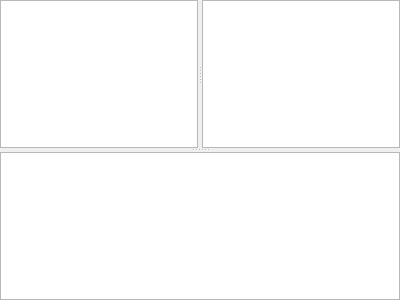
hatomania/ffftp, file ffftpgui/dirsandtaskmsgform.ui: the form before one commit.
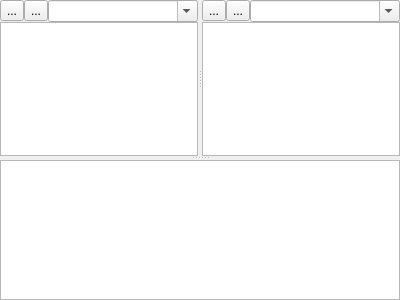
The form after the commit. Icons and pictures are not drawn.

The edit to the form file:
```diff
--- a/ffftpgui/dirsandtaskmsgform.ui
+++ b/ffftpgui/dirsandtaskmsgform.ui
@@ -32,8 +32,98 @@
       <property name="orientation">
        <enum>Qt::Horizontal</enum>
       </property>
-      <widget class="QTreeView" name="treeView_LocalDir"/>
-      <widget class="QTreeView" name="treeView_RemoteDir"/>
+      <widget class="QWidget" name="layoutWidget1">
+       <layout class="QVBoxLayout" name="verticalLayout_1">
+        <property name="spacing">
+         <number>0</number>
+        </property>
+        <item>
+         <layout class="QHBoxLayout" name="horizontalLayout_1_1">
+          <property name="spacing">
+           <number>0</number>
+          </property>
+          <item>
+           <widget class="QToolButton" name="toolButton_LocalUp">
+            <property name="text">
+             <string>...</string>
+            </property>
+            <property name="icon">
+             <iconset resource="ffftpgui.qrc">
+              <normaloff>:/resource/folderup.png</normaloff>:/resource/folderup.png</iconset>
+            </property>
+           </widget>
+          </item>
+          <item>
+           <widget class="QToolButton" name="toolButton_LocalOpen">
+            <property name="text">
+             <string>...</string>
+            </property>
+            <property name="icon">
+             <iconset resource="ffftpgui.qrc">
+              <normaloff>:/resource/folderopen.png</normaloff>:/resource/folderopen.png</iconset>
+            </property>
+           </widget>
+          </item>
+          <item>
+           <widget class="QComboBox" name="comboBox_LocalDir">
+            <property name="editable">
+             <bool>true</bool>
+            </property>
+           </widget>
+          </item>
+         </layout>
+        </item>
+        <item>
+         <widget class="QTreeView" name="treeView_LocalDir"/>
+        </item>
+       </layout>
+      </widget>
+      <widget class="QWidget" name="layoutWidget2">
+       <layout class="QVBoxLayout" name="verticalLayout_2">
+        <property name="spacing">
+         <number>0</number>
+        </property>
+        <item>
+         <layout class="QHBoxLayout" name="horizontalLayout_2_1">
+          <property name="spacing">
+           <number>0</number>
+          </property>
+          <item>
+           <widget class="QToolButton" name="toolButton_RemoteUp">
+            <property name="text">
+             <string>...</string>
+            </property>
+            <property name="icon">
+             <iconset resource="ffftpgui.qrc">
+              <normaloff>:/resource/folderup.png</normaloff>:/resource/folderup.png</iconset>
+            </property>
+           </widget>
+          </item>
+          <item>
+           <widget class="QToolButton" name="toolButton_RemoteOpen">
+            <property name="text">
+             <string>...</string>
+            </property>
+            <property name="icon">
+             <iconset resource="ffftpgui.qrc">
+              <normaloff>:/resource/folderopen.png</normaloff>:/resource/folderopen.png</iconset>
+            </property>
+           </widget>
+          </item>
+          <item>
+           <widget class="QComboBox" name="comboBox_RemoteDir">
+            <property name="editable">
+             <bool>true</bool>
+            </property>
+           </widget>
+          </item>
+         </layout>
+        </item>
+        <item>
+         <widget class="QTreeView" name="treeView_RemoteDir"/>
+        </item>
+       </layout>
+      </widget>
      </widget>
      <widget class="QTextEdit" name="textEdit_TaskMsg">
       <property name="undoRedoEnabled">
```
Left out of the diff: 14 changed lines with no effect on the pictures.
